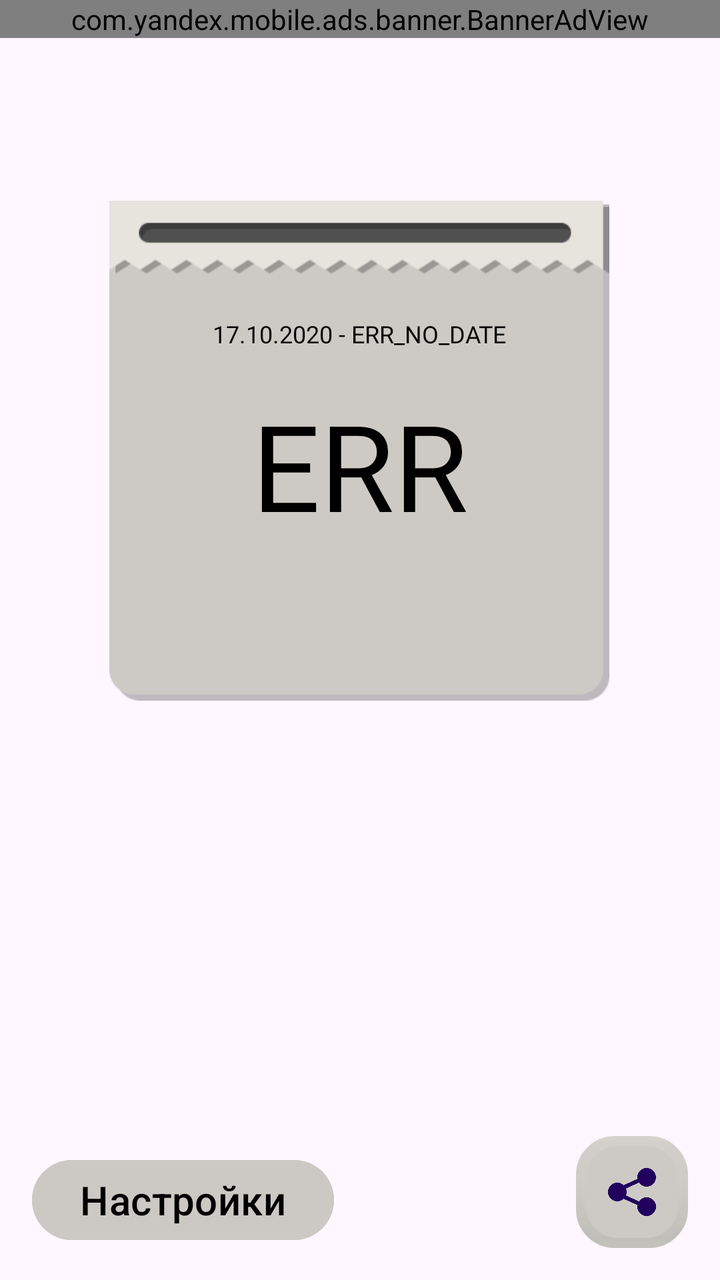
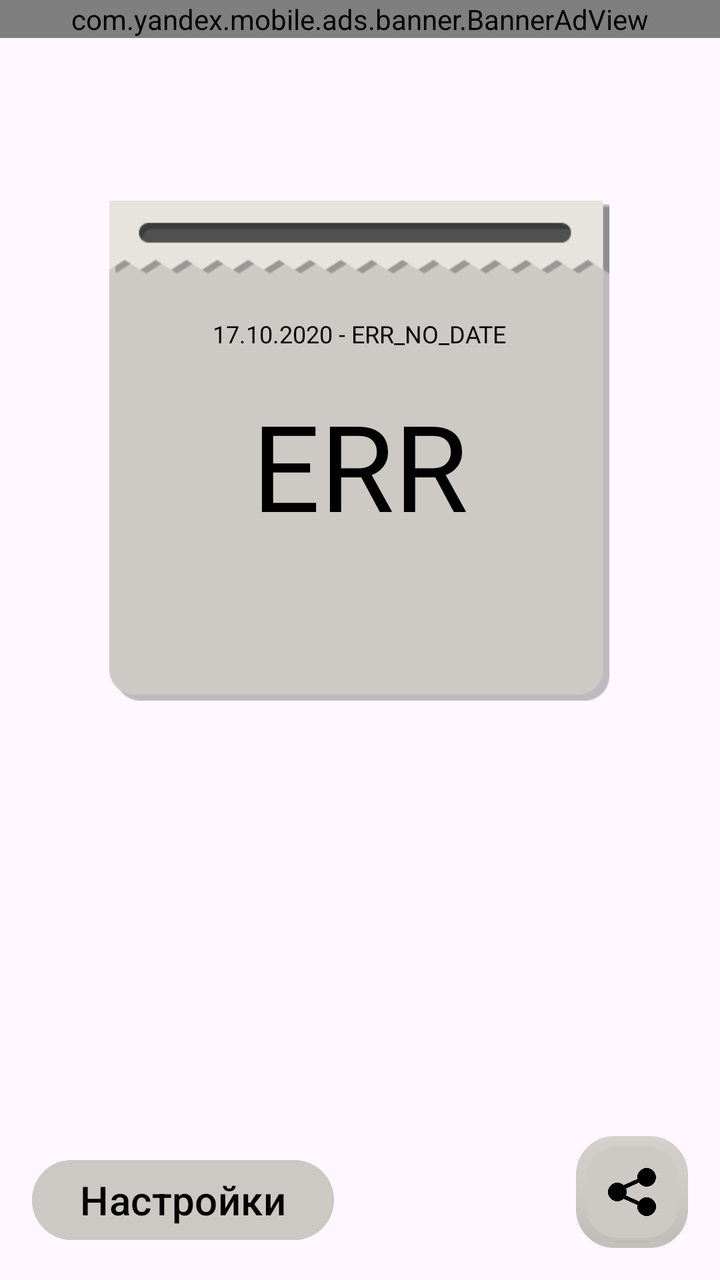

An Android layout rendered at two revisions. The XML below is the earlier revision; the diff shows what the commit changed to produce the second picture.
<!-- AndroidManifest.xml: application theme Theme.DaysInLove -->
<!-- res/layout/activity_main.xml -->
<?xml version="1.0" encoding="utf-8"?>
<androidx.constraintlayout.widget.ConstraintLayout xmlns:android="http://schemas.android.com/apk/res/android"
    xmlns:app="http://schemas.android.com/apk/res-auto"
    xmlns:tools="http://schemas.android.com/tools"
    android:id="@+id/main"
    android:layout_width="match_parent"
    android:layout_height="match_parent"
    android:backgroundTint="#CBC8C3"
    tools:context=".CounterActivity">

    <com.yandex.mobile.ads.banner.BannerAdView
        android:id="@+id/ad_container_view"
        android:layout_width="match_parent"
        android:layout_height="wrap_content"
        app:layout_constraintBottom_toBottomOf="parent"
        app:layout_constraintTop_toTopOf="parent"
        app:layout_constraintVertical_bias="0.0"
        tools:layout_editor_absoluteX="0dp" />

    <ImageView
        android:id="@+id/calendar"
        android:layout_width="250dp"
        android:layout_height="250dp"
        android:contentDescription="@string/calendar"
        app:layout_constraintBottom_toBottomOf="parent"
        app:layout_constraintEnd_toEndOf="parent"
        app:layout_constraintHorizontal_bias="0.496"
        app:layout_constraintStart_toStartOf="parent"
        app:layout_constraintTop_toTopOf="parent"
        app:layout_constraintVertical_bias="0.257"
        app:srcCompat="@drawable/calendar" />

    <TextView
        android:id="@+id/labelDaysTogether"
        android:layout_width="171dp"
        android:layout_height="86dp"
        android:fontFamily="@font/aoboshi_one"
        android:gravity="center"
        android:text="@string/err"
        android:textColor="#000000"
        android:textSize="60sp"
        app:layout_constraintBottom_toBottomOf="@+id/calendar"
        app:layout_constraintEnd_toEndOf="@+id/calendar"
        app:layout_constraintHorizontal_bias="0.506"
        app:layout_constraintStart_toStartOf="@+id/calendar"
        app:layout_constraintTop_toTopOf="@+id/calendar"
        app:layout_constraintVertical_bias="0.542" />

    <TextView
        android:id="@+id/labelDates"
        android:layout_width="230dp"
        android:layout_height="45dp"
        android:fontFamily="@font/aoboshi_one"
        android:gravity="center"
        android:text="@string/_17_10_2020_err_no_date"
        android:textColor="#000000"
        android:textSize="12sp"
        app:layout_constraintBottom_toTopOf="@+id/labelDaysTogether"
        app:layout_constraintEnd_toEndOf="@+id/calendar"
        app:layout_constraintHorizontal_bias="0.506"
        app:layout_constraintStart_toStartOf="@+id/calendar"
        app:layout_constraintTop_toTopOf="@+id/calendar"
        app:layout_constraintVertical_bias="1.0" />

    <com.google.android.material.floatingactionbutton.FloatingActionButton
        android:id="@+id/btnShare"
        android:layout_width="wrap_content"
        android:layout_height="wrap_content"
        android:layout_marginEnd="16dp"
        android:layout_marginBottom="16dp"
        android:clickable="true"
        android:contentDescription="@string/share"
        android:focusable="true"
        android:src="@drawable/ic_share"
        app:backgroundTint="#CDCAC5"
        app:borderWidth="5dp"
        app:elevation="0dp"
        app:layout_constraintBottom_toBottomOf="parent"
        app:layout_constraintEnd_toEndOf="parent" />

    <Button
        android:id="@+id/settings"
        android:layout_width="wrap_content"
        android:layout_height="wrap_content"
        android:layout_marginStart="16dp"
        android:layout_marginBottom="16dp"
        android:backgroundTint="#CCC9C4"
        android:text="@string/settings"
        android:textAlignment="center"
        android:textColor="#000000"
        android:textColorLink="#2B2D30"
        android:textScaleX="1"
        android:textSize="20sp"
        app:layout_constraintBottom_toBottomOf="parent"
        app:layout_constraintStart_toStartOf="parent" />

</androidx.constraintlayout.widget.ConstraintLayout>
<!-- resources referenced by this layout -->
<resources>
  <!-- drawable calendar: png bitmap (drawable, 3252 bytes) -->
  <!-- drawable ic_share: png bitmap (drawable, 11752 bytes) -->
  <string name="_17_10_2020_err_no_date">17.10.2020 - ERR_NO_DATE</string>
  <string name="calendar">Calendar</string>
  <string name="err">ERR</string>
  <string name="settings">Настройки</string>
  <string name="share">Share</string>
  <style name="Theme.DaysInLove" parent="Base.Theme.DaysInLove" />
  <style name="Base.Theme.DaysInLove" parent="Theme.Material3.DayNight.NoActionBar">
          
          
      </style>
</resources>

<!-- the commit's change to res/layout/activity_main.xml (unified diff, before → after) -->
@@ -18,6 +18,7 @@
         tools:layout_editor_absoluteX="0dp" />
 
     <ImageView
+        android:visibility="visible"
         android:id="@+id/calendar"
         android:layout_width="250dp"
         android:layout_height="250dp"
@@ -73,6 +74,7 @@
         android:focusable="true"
         android:src="@drawable/ic_share"
         app:backgroundTint="#CDCAC5"
+        app:tint="@color/black"
         app:borderWidth="5dp"
         app:elevation="0dp"
         app:layout_constraintBottom_toBottomOf="parent"
<!-- resource entries referenced after the edit -->
@@ -1,5 +1,6 @@
 <!-- resources referenced by this layout -->
 <resources>
+  <color name="black">#FF000000</color>
   <!-- drawable calendar: png bitmap (drawable, 3252 bytes) -->
   <!-- drawable ic_share: png bitmap (drawable, 11752 bytes) -->
   <string name="_17_10_2020_err_no_date">17.10.2020 - ERR_NO_DATE</string>
